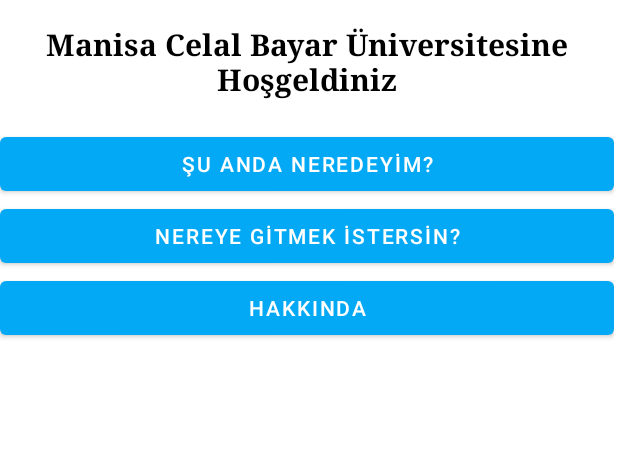
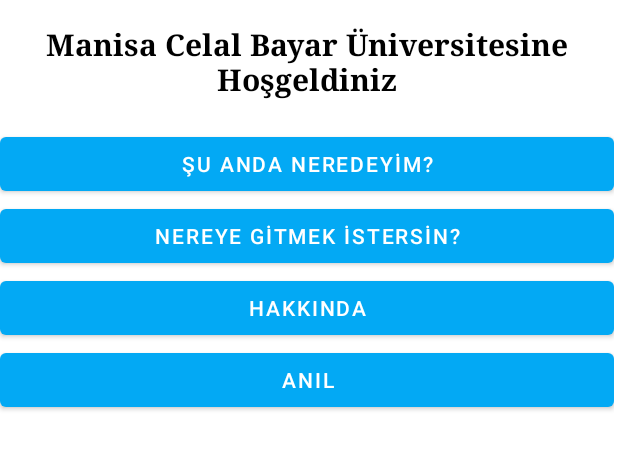
Before and after one commit to Anil3590/cbubitirmeprojesi, an Android app: the screen it shows after launch (MainActivity), on a phone screen of 412 x 824 dp, the part 297-767 px from its top. Run offline under Robolectric (Android 15) with nearby library versions, the phone set to English and light mode, and no system bars.

Commit message:
2.buton eklendi

```diff
--- a/app/src/main/res/layout/activity_main.xml
+++ b/app/src/main/res/layout/activity_main.xml
@@ -55,5 +55,11 @@
 
             />
 
+        <Button
+            android:id="@+id/button4"
+            android:layout_width="match_parent"
+            android:layout_height="wrap_content"
+            android:text="Anıl" />
+
     </LinearLayout>
 </androidx.constraintlayout.widget.ConstraintLayout>
```
